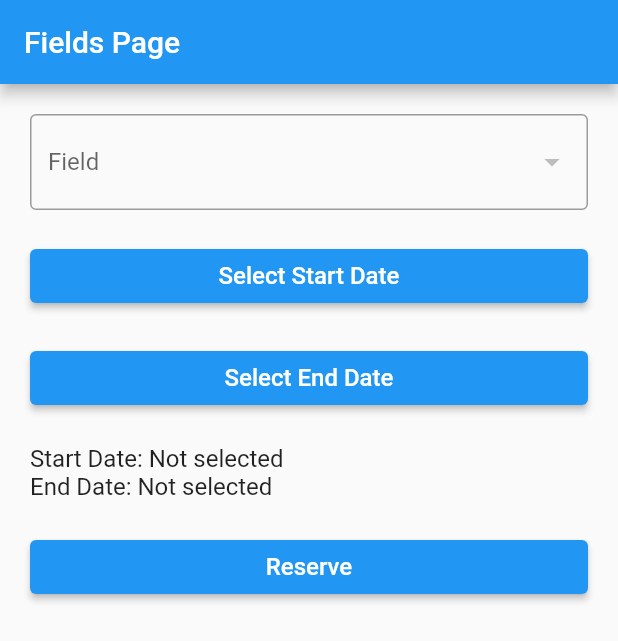
After one commit to NIX-CO/Nix-FC-Mobile-App, a Flutter app: the FieldsPage screen opened directly, after a tap on "Reserve", on a phone screen of 412 x 824 dp. The commit adds this screen. Shown: the top 641 px of the screen. Run offline on Flutter 3.47's test engine with Material 2 defaults, Android fonts, the phone set to English and light mode, and no system bars; our stand-ins replace flutter_datetime_picker, google_maps_flutter, location; missing offline and left inert: dart:ffi, flutter_polyline_points; network calls fail.

Commit message:
rsv field

```diff
--- /dev/null
+++ b/food/lib/rsv_field.dart
@@ -0,0 +1,189 @@
+import 'package:flutter/material.dart';
+import 'dart:convert';
+import 'package:http/http.dart' as http;
+import 'package:flutter_datetime_picker/flutter_datetime_picker.dart';
+
+class Field {
+  final int id;
+  final String name;
+  final String size;
+  final String image;
+
+  Field(
+      {required this.id,
+      required this.name,
+      required this.size,
+      required this.image});
+
+  factory Field.fromJson(Map<String, dynamic> json) {
+    return Field(
+      id: json['id'],
+      name: json['name'],
+      size: json['size'],
+      image: json['image'],
+    );
+  }
+}
+
+class FieldsPage extends StatefulWidget {
+  @override
+  _FieldsPageState createState() => _FieldsPageState();
+}
+
+class _FieldsPageState extends State<FieldsPage> {
+  List<Field> fields = [];
+  Field? selectedField;
+  DateTime? startDate;
+  DateTime? endDate;
+
+  Future<List<Field>> fetchFields() async {
+    final response = await http
+        .get(Uri.parse('https://nix-fc.azurewebsites.net/fields/api/fields/'));
+    if (response.statusCode == 200) {
+      List<dynamic> jsonResponse = json.decode(response.body);
+      return jsonResponse.map((field) => Field.fromJson(field)).toList();
+    } else {
+      throw Exception('Failed to load fields');
+    }
+  }
+
+  Future<void> postData() async {
+    if (selectedField != null && startDate != null && endDate != null) {
+      final url = Uri.parse(
+          'https://nix-fc.azurewebsites.net/reservation/api/reserve/');
+      final body = json.encode({
+        'Field': selectedField!.name,
+        'User': 'haitam',
+        'Start time': startDate!.toIso8601String(),
+        'End time': endDate!.toIso8601String(),
+      });
+      final response = await http.post(
+        url,
+        headers: {'Content-Type': 'application/json'},
+        body: body,
+      );
+      if (response.statusCode == 200) {
+        // Data posted successfully
+        print('Data posted successfully');
+      } else {
+        // Error occurred while posting data
+        print('Error occurred while posting data');
+      }
+    } else {
+      // Required fields are missing
+      print('Please select all fields');
+    }
+  }
+
+  @override
+  void initState() {
+    fetchFields().then((value) {
+      setState(() {
+        fields = value;
+      });
+    });
+    super.initState();
+  }
+
+  @override
+  Widget build(BuildContext context) {
+    return Scaffold(
+      appBar: AppBar(
+        title: Text('Fields Page'),
+      ),
+      body: Container(
+        padding: EdgeInsets.all(20.0),
+        child: Column(
+          crossAxisAlignment: CrossAxisAlignment.stretch,
+          children: [
+            DropdownButtonFormField<Field>(
+              value: selectedField,
+              decoration: InputDecoration(
+                labelText: 'Field',
+                border: OutlineInputBorder(),
+              ),
+              onChanged: (Field? newValue) {
+                setState(() {
+                  selectedField = newValue;
+                });
+              },
+              items: fields.map<DropdownMenuItem<Field>>((Field field) {
+                return DropdownMenuItem<Field>(
+                  value: field,
+                  child: Text(field.name),
+                );
+              }).toList(),
+            ),
+            SizedBox(height: 20.0),
+            ElevatedButton(
+              onPressed: () {
+                DatePicker.showDateTimePicker(
+                  context,
+                  showTitleActions: true,
+                  onConfirm: (date) {
+                    setState(() {
+                      startDate = date;
+                    });
+                  },
+                  currentTime: DateTime.now(),
+                );
+              },
+              child: Text(
+                'Select Start Date',
+                style: TextStyle(fontSize: 16),
+              ),
+            ),
+            SizedBox(height: 20.0),
+            ElevatedButton(
+              onPressed: () {
+                DatePicker.showDateTimePicker(
+                  context,
+                  showTitleActions: true,
+                  onConfirm: (date) {
+                    setState(() {
+                      endDate = date;
+                    });
+                  },
+                  currentTime: DateTime.now(),
+                );
+              },
+              child: Text(
+                'Select End Date',
+                style: TextStyle(fontSize: 16),
+              ),
+            ),
+            SizedBox(height: 20.0),
+            Text(
+              'Start Date: ${startDate ?? 'Not selected'}',
+              style: TextStyle(fontSize: 16),
+            ),
+            Text(
+              'End Date: ${endDate ?? 'Not selected'}',
+              style: TextStyle(fontSize: 16),
+            ),
+            SizedBox(height: 20.0),
+            ElevatedButton(
+              onPressed: () {
+                postData();
+              },
+              child: Text(
+                'Reserve',
+                style: TextStyle(fontSize: 16),
+              ),
+            ),
+          ],
+        ),
+      ),
+    );
+  }
+}
+
+void main() {
+  runApp(MaterialApp(
+    title: 'Fields Page',
+    theme: ThemeData(
+      primaryColor: Colors.blue,
+    ),
+    home: FieldsPage(),
+  ));
+}
--- a/food/pubspec.yaml
+++ b/food/pubspec.yaml
@@ -35,6 +35,7 @@ dependencies:
   # Use with the CupertinoIcons class for iOS style icons.
   cupertino_icons: ^1.0.2
   dio: ^5.1.1
+  flutter_datetime_picker: ^1.5.1
 
 dev_dependencies:
   flutter_test:
@@ -50,6 +51,8 @@ dev_dependencies:
   flutter_polyline_points: ^1.0.0
   google_maps_flutter: ^2.1.9
   url_launcher: ^6.1.5
+  date_time_picker: "^2.1.0"
+  numberpicker: ^2.0.1
 
 # For information on the generic Dart part of this file, see the
 # following page: https://dart.dev/tools/pub/pubspec
```
Also changed, not shown: food/lib/Page2.dart (+67 -11 lines), food/pubspec.lock.
